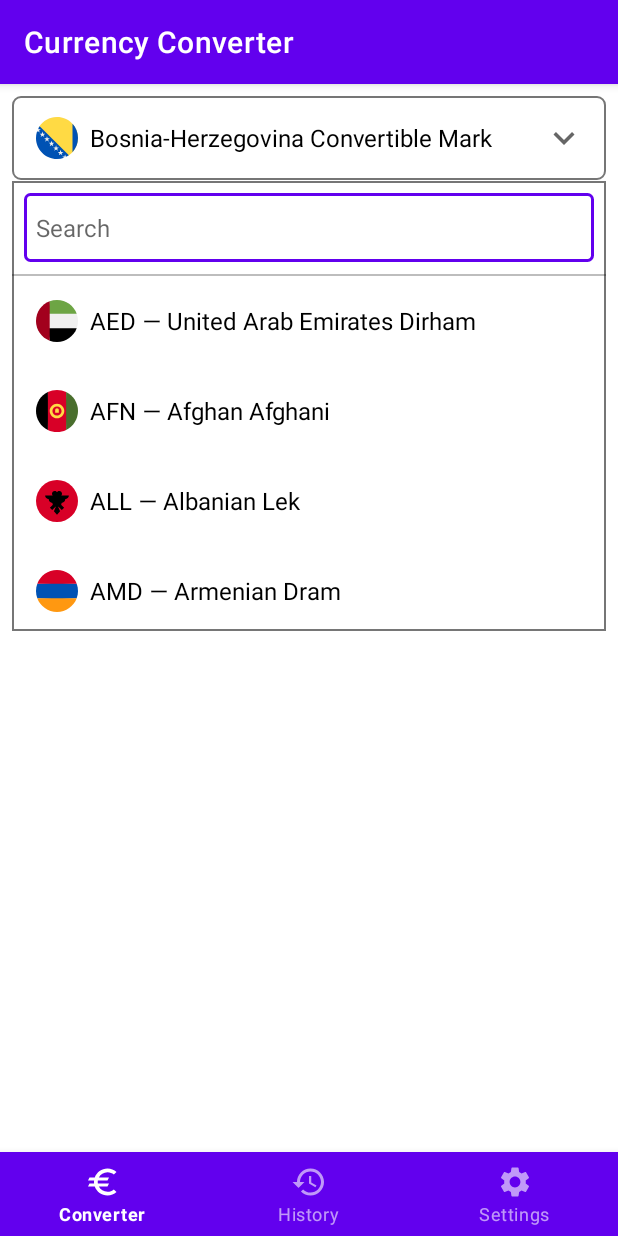
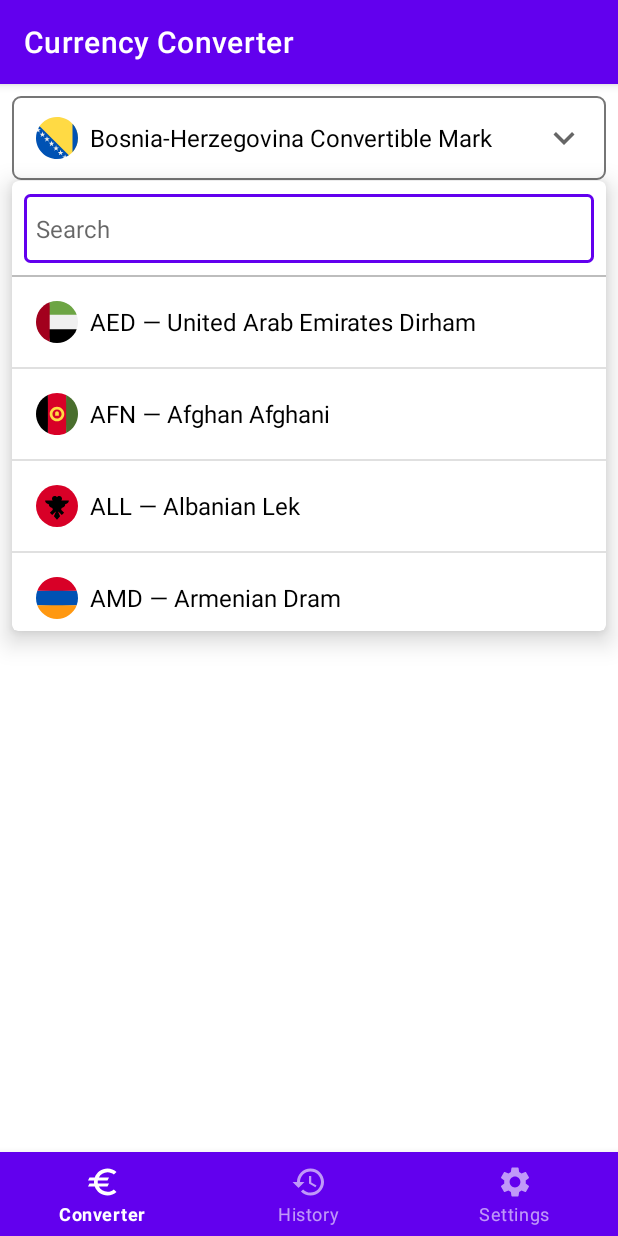
Before and after one commit to grb0/CurrencyConverter, an Android app: the screen it shows after launch (ConverterActivity), on a phone screen of 412 x 824 dp. Run offline under Robolectric (Android 15) with nearby library versions, the phone set to English and light mode, and no system bars; our stand-ins replace Dagger/Hilt's generated code, data binding; plain views replace RecyclerViewFastScroller; Roboto replaces fonts that are not available here.

Commit message:
Add Card, Divider and Auto-scalable text to dropdown currency chooser

```diff
--- a/app/src/main/res/drawable/border_recycler_view.xml
+++ /dev/null
@@ -1,8 +0,0 @@
-<?xml version="1.0" encoding="utf-8"?>
-<selector xmlns:android="http://schemas.android.com/apk/res/android">
-    <item android:state_enabled="true">
-        <shape android:shape="rectangle">
-            <stroke android:width="1dp" android:color="@color/border" />
-        </shape>
-    </item>
-</selector>
--- a/app/src/main/res/layout/dropdown_currency_chooser.xml
+++ b/app/src/main/res/layout/dropdown_currency_chooser.xml
@@ -57,18 +57,25 @@
                 android:src="@drawable/ic_expand" />
         </LinearLayout>
 
-        <LinearLayout
-            android:id="@+id/currencies_layout"
+        <com.google.android.material.card.MaterialCardView
+            android:id="@+id/currencies_card"
             android:layout_width="0dp"
             android:layout_height="300dp"
             android:layout_marginTop="0.5dp"
-            android:background="@drawable/border_recycler_view"
-            android:orientation="vertical"
+            app:cardElevation="10dp"
             app:layout_constraintBottom_toBottomOf="parent"
             app:layout_constraintEnd_toEndOf="@+id/currency_layout"
             app:layout_constraintStart_toStartOf="@+id/currency_layout"
             app:layout_constraintTop_toBottomOf="@+id/currency_layout"
-            app:layout_constraintVertical_bias="0.0"
+            app:layout_constraintVertical_bias="0.0">
+
+
+            <LinearLayout
+                android:id="@+id/currencies_layout"
+                android:layout_width="match_parent"
+                android:layout_height="match_parent"
+                android:layout_marginTop="0.5dp"
+                android:orientation="vertical"
                 tools:listitem="@layout/dropdown_item">
 
 
@@ -110,5 +117,6 @@
                         tools:listitem="@layout/dropdown_item" />
                 </com.qtalk.recyclerviewfastscroller.RecyclerViewFastScroller>
             </LinearLayout>
+        </com.google.android.material.card.MaterialCardView>
     </androidx.constraintlayout.widget.ConstraintLayout>
 </layout>
--- a/app/src/main/res/layout/dropdown_item.xml
+++ b/app/src/main/res/layout/dropdown_item.xml
@@ -20,7 +20,11 @@
     <TextView
         android:id="@+id/currency"
         android:layout_width="match_parent"
-        android:layout_height="wrap_content"
+        android:layout_height="60dp"
+        app:autoSizeTextType="uniform"
+        app:autoSizeMinTextSize="12sp"
+        app:autoSizeMaxTextSize="16sp"
+        app:autoSizeStepGranularity="1sp"
         android:drawablePadding="8dp"
         android:ellipsize="end"
         android:fontFamily="@font/roboto"
```
Also changed, not shown: app/src/main/java/ba/grbo/currencyconverter/ui/fragments/ConverterFragment.kt (+34 -25 lines), app/src/main/res/drawable/line_fast_scroll.xml (deleted, +0 -14 lines). Lines whose indentation alone changed are shown as unchanged.
